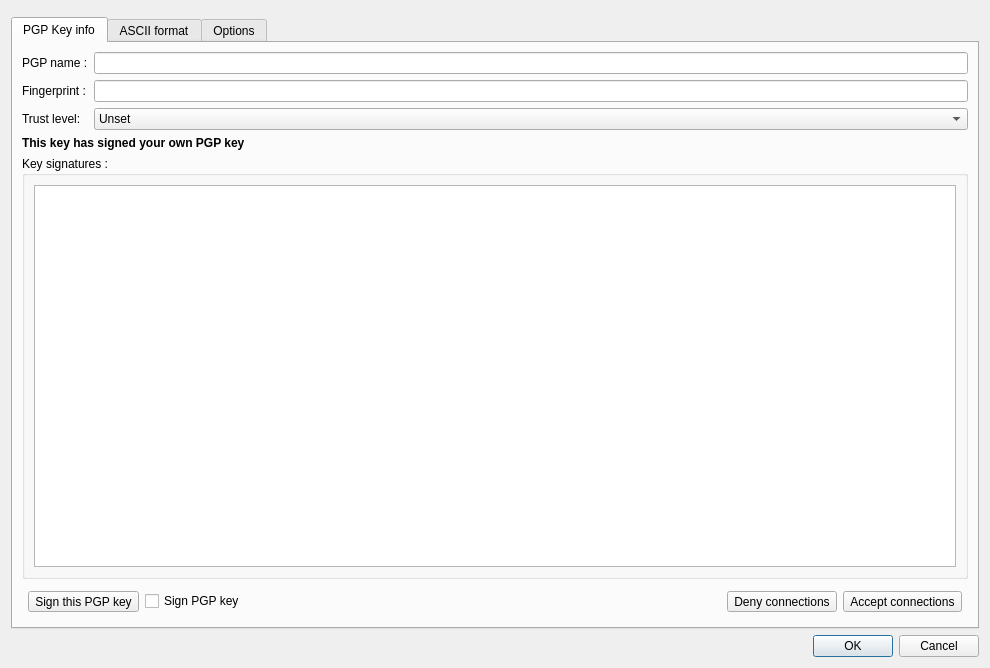
RetroShare/RetroShare, file retroshare-gui/src/gui/connect/PGPKeyDialog.ui: the form before one commit.
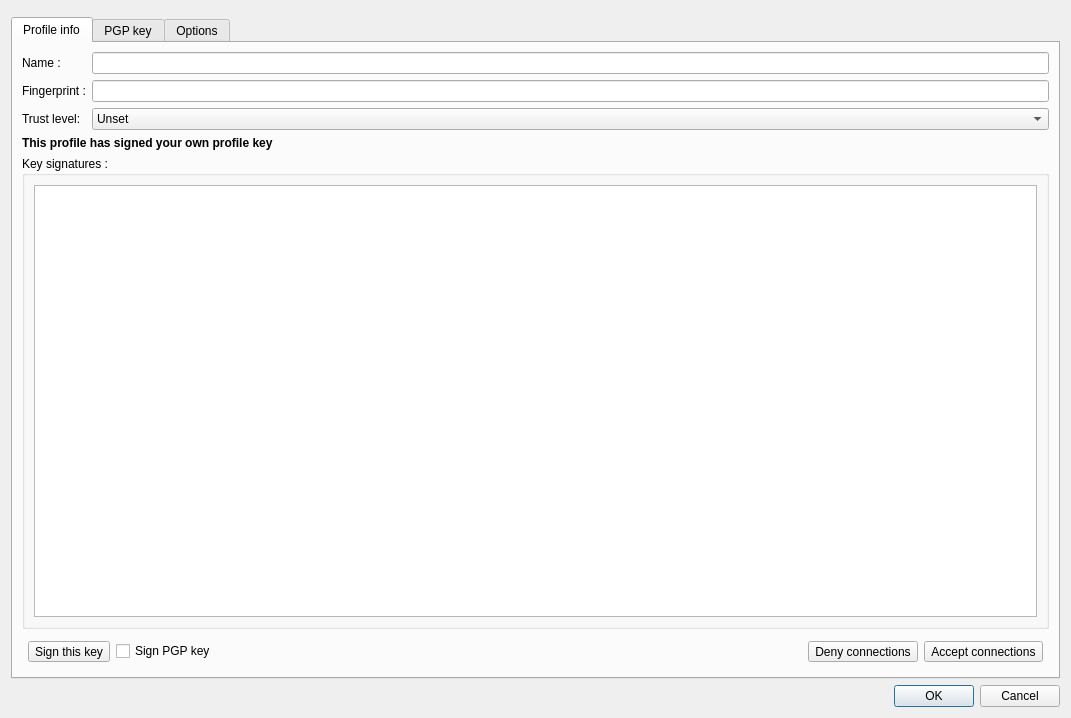
The form after the commit. The open tabs and pages were chosen to show the change. Icons and pictures are not drawn. Custom widgets are drawn as their Qt base class.

```diff
--- a/retroshare-gui/src/gui/connect/PGPKeyDialog.ui
+++ b/retroshare-gui/src/gui/connect/PGPKeyDialog.ui
@@ -6,8 +6,8 @@
    <rect>
     <x>0</x>
     <y>0</y>
-    <width>990</width>
-    <height>668</height>
+    <width>1071</width>
+    <height>718</height>
    </rect>
   </property>
   <property name="windowTitle">
@@ -31,7 +31,7 @@
      </property>
      <widget class="QWidget" name="tab">
       <attribute name="title">
-       <string>PGP Key info</string>
+       <string>Profile info</string>
       </attribute>
       <layout class="QVBoxLayout" name="verticalLayout_2">
        <item>
@@ -41,7 +41,7 @@
            <item row="0" column="0">
             <widget class="QLabel" name="label_name">
              <property name="text">
-              <string>PGP name :</string>
+              <string>Name :</string>
              </property>
             </widget>
            </item>
@@ -153,7 +153,7 @@
           </font>
          </property>
          <property name="text">
-          <string>This key has signed your own PGP key</string>
+          <string>This profile has signed your own profile key</string>
          </property>
         </widget>
        </item>
@@ -197,7 +197,7 @@
 &lt;p align=&quot;justify&quot; style=&quot; margin-top:0px; margin-bottom:0px; margin-left:0px; margin-right:0px; -qt-block-indent:0; text-indent:0px;&quot;&gt;&lt;span style=&quot; font-size:10pt;&quot;&gt;Signing a friend's key is a way to express your trust into this friend, to your other friends. It helps them to decide whether to allow connections from that key based on your own trust. Signing a key is absolutely optional and cannot be undone, so do it wisely.&lt;/span&gt;&lt;/p&gt;&lt;/body&gt;&lt;/html&gt;</string>
            </property>
            <property name="text">
-            <string>Sign this PGP key</string>
+            <string>Sign this key</string>
            </property>
            <property name="icon">
             <iconset resource="../images.qrc">
@@ -301,7 +301,7 @@
      </widget>
      <widget class="QWidget" name="widget">
       <attribute name="title">
-       <string>ASCII format</string>
+       <string>PGP key</string>
       </attribute>
       <layout class="QVBoxLayout" name="verticalLayout_3">
        <item>
```
Left out of the diff: 6 changed lines with no effect on the pictures.
